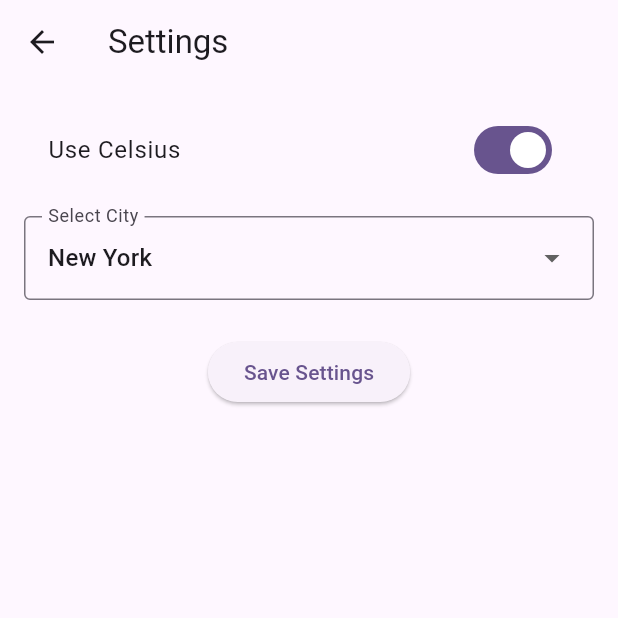
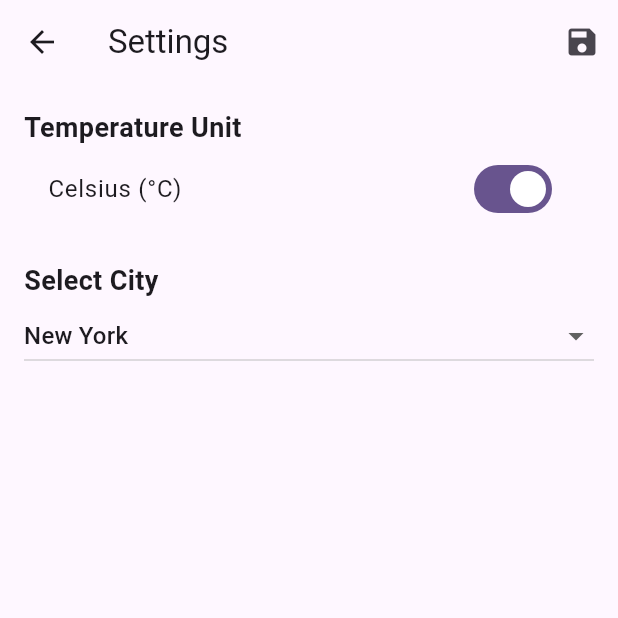
Before and after one commit to palak-glitch/Weather-Forecast-UI, a Flutter app: the SettingsScreen screen opened directly, on a phone screen of 412 x 824 dp, the top half of it. Run offline on Flutter 3.47's test engine with Material 3 defaults, Android fonts, the phone set to English and light mode, and no system bars; drawn by our look-alikes of reactive_forms; our stand-ins replace auto_route, freezed_annotation, lottie, shared_preferences; accounts and stored records are empty.

Commit message:
final Commit

```diff
--- a/lib/data/mock/Sydney_weather.json
+++ b/lib/data/mock/Sydney_weather.json
@@ -2,15 +2,15 @@
   "currentWeather": {
     "city": "Sydney",
     "temperature": 18.5,
-    "conditionCode": "cloudy",
-    "conditionDescription": "Cloudy",
+    "conditionCode": "snow",
+    "conditionDescription": "Snow",
     "humidity": 65,
     "windSpeed": 12.0,
     "windDirection": "NW",
     "feelsLike": 17.0,
     "pressure": 1015.0,
     "visibility": 10.0,
-    "iconId": "cloudy"
+    "iconId": "snow"
   },
   "sevenDayForecast": [
     {
--- a/lib/features/weather/Presentation/Pages/Home_Screen.dart
+++ b/lib/features/weather/Presentation/Pages/Home_Screen.dart
@@ -3,6 +3,7 @@ import 'package:flutter/material.dart';
 import 'package:flutter/services.dart';
 import 'package:provider/provider.dart';
 import '../../../../Provider/Settings_Provider.dart';
+import '../../../../Utils/utils.dart';
 import '../../../../data/models/app_weather_data.dart';
 import '../widgets/ForcastList_widget.dart';
 import '../widgets/current_weather_panel.dart';
@@ -27,11 +28,11 @@ class _HomeScreenState extends State<HomeScreen> {
 
   Future<void> loadMockWeather() async {
     final settings = Provider.of<SettingsProvider>(context, listen: false);
-    String cityKey = settings.selectedCity.toLowerCase().replaceAll(' ', '_');
+    String cityKey = settings.selectedCity.replaceAll(' ', '_');
     try {
       final rawJson = await rootBundle.loadString(
         'lib/data/mock/${cityKey}_weather.json',
-        // 'lib/data/mock/New York_weather.json',
+        // 'lib/data/mock/New_York_weather.json',
       );
       final jsonMap = json.decode(rawJson);
       final data = AppWeatherData.fromJson(jsonMap);
@@ -50,11 +51,9 @@ class _HomeScreenState extends State<HomeScreen> {
     final settings = Provider.of<SettingsProvider>(context);
 
     // Convert the temperature based on isCelsius setting
-    final temperature = settings.isCelsius
-        ? weather?.temperature
-        : (weather?.temperature ?? 0) * 9/5 + 32; // Fahrenheit conversion
+    final temperature = convertTemperature(weather?.temperature, settings.isCelsius);
 
-    final city = settings.selectedCity.isNotEmpty ? settings.selectedCity : weather?.city ?? 'Default City';
+    final city = settings.selectedCity.isNotEmpty ? settings.selectedCity : weather?.city ?? 'New York';
 
     return Scaffold(
       body: Container(
@@ -75,7 +74,7 @@ class _HomeScreenState extends State<HomeScreen> {
                       expandedHeight: 250.0,
                       flexibleSpace: FlexibleSpaceBar(
                         title: Text(
-                          '$city • ${temperature?.toStringAsFixed(1)}°',
+                          '$city • ${temperature.toStringAsFixed(1)}${settings.isCelsius?'°C':'°F'}',
                           // '${weather!.city} • ${weather.temperature.toStringAsFixed(1)}°',
                           style: const TextStyle(color: Colors.black),
                         ),
@@ -93,7 +92,7 @@ class _HomeScreenState extends State<HomeScreen> {
                         IconButton(
                           icon: const Icon(Icons.settings, color: Colors.black),
                           onPressed: () async{
-                            Navigator.push(context, MaterialPageRoute(builder: (context) => SettingsScreen()));
+                            await Navigator.push(context, MaterialPageRoute(builder: (context) => SettingsScreen()));
                             // Navigate to settings
                             await loadMockWeather();
                           },
--- a/lib/features/weather/Presentation/Pages/Settings_Screen.dart
+++ b/lib/features/weather/Presentation/Pages/Settings_Screen.dart
@@ -1,6 +1,6 @@
 import 'package:flutter/material.dart';
-import 'package:reactive_forms/reactive_forms.dart';
-import 'package:shared_preferences/shared_preferences.dart';
+import 'package:provider/provider.dart';
+import '../../../../Provider/Settings_Provider.dart';
 
 class SettingsScreen extends StatefulWidget {
   const SettingsScreen({super.key});
@@ -10,10 +10,9 @@ class SettingsScreen extends StatefulWidget {
 }
 
 class _SettingsScreenState extends State<SettingsScreen> {
-  final form = FormGroup({
-    'isCelsius': FormControl<bool>(value: true),
-    'selectedCity': FormControl<String>(value: 'New York'),
-  });
+  late bool _isCelsius;
+  late String _selectedCity;
+  late bool _symbolFirst;
 
   final List<String> cities = [
     'New York',
@@ -23,63 +22,80 @@ class _SettingsScreenState extends State<SettingsScreen> {
     'Sydney',
   ];
 
+  final List<String> locales = [
+    'en_US',
+    'fr_FR',
+    'de_DE',
+    'hi_IN',
+    'ja_JP',
+  ];
+
   @override
   void initState() {
     super.initState();
-    _loadSettings();
+    final settings = Provider.of<SettingsProvider>(context, listen: false);
+    _isCelsius = settings.isCelsius;
+    _selectedCity = settings.selectedCity;
+    _symbolFirst = settings.temperatureSymbolFirst;
   }
 
-  Future<void> _loadSettings() async {
-    final prefs = await SharedPreferences.getInstance();
-    form.control('isCelsius').value = prefs.getBool('isCelsius') ?? true;
-    form.control('selectedCity').value = prefs.getString('selectedCity') ?? 'New York';
-  }
-
-  Future<void> _saveSettings() async {
-    final prefs = await SharedPreferences.getInstance();
-    await prefs.setBool('isCelsius', form.control('isCelsius').value);
-    await prefs.setString('selectedCity', form.control('selectedCity').value);
-    ScaffoldMessenger.of(context).showSnackBar(
-      const SnackBar(content: Text('Settings saved successfully.')),
-    );
-    // You can also trigger weather data update here based on the city
+  void _saveSettings() {
+    Provider.of<SettingsProvider>(context, listen: false)
+        .updateSettings(_isCelsius, _selectedCity, _symbolFirst);
+    Navigator.pop(context); // Go back to HomeScreen
   }
 
   @override
   Widget build(BuildContext context) {
     return Scaffold(
-      appBar: AppBar(title: const Text('Settings')),
-      body: ReactiveForm(
-        formGroup: form,
-        child: Padding(
+      appBar: AppBar(
+        title: const Text('Settings'),
+        actions: [
+          IconButton(icon: const Icon(Icons.save), onPressed: _saveSettings),
+        ],
+      ),
+      body: Padding(
         padding: const EdgeInsets.all(16.0),
         child: Column(
+          crossAxisAlignment: CrossAxisAlignment.start,
           children: [
-              ReactiveSwitchListTile(
-                formControlName: 'isCelsius',
-                title: const Text('Use Celsius'),
+            const Text(
+              'Temperature Unit',
+              style: TextStyle(fontSize: 18, fontWeight: FontWeight.bold),
             ),
-              const SizedBox(height: 16),
-              ReactiveDropdownField<String>(
-                formControlName: 'selectedCity',
-                decoration: const InputDecoration(
-                  labelText: 'Select City',
-                  border: OutlineInputBorder(),
+            SwitchListTile(
+              title: Text(_isCelsius ? 'Celsius (°C)' : 'Fahrenheit (°F)'),
+              value: _isCelsius,
+              onChanged: (value) {
+                setState(() {
+                  _isCelsius = value;
+                });
+              },
             ),
-                items: cities
-                    .map((city) => DropdownMenuItem(
-                  value: city,
-                  child: Text(city),
-                ))
+            const SizedBox(height: 20),
+            const Text(
+              'Select City',
+              style: TextStyle(fontSize: 18, fontWeight: FontWeight.bold),
+            ),
+            DropdownButton<String>(
+              isExpanded: true,
+              value: _selectedCity,
+              onChanged: (value) {
+                if (value != null) {
+                  setState(() {
+                    _selectedCity = value;
+                  });
+                }
+              },
+              items:
+                  cities
+                      .map(
+                        (city) =>
+                            DropdownMenuItem(value: city, child: Text(city)),
+                      )
                       .toList(),
             ),
-              const SizedBox(height: 24),
-              ElevatedButton(
-                onPressed: _saveSettings,
-                child: const Text('Save Settings'),
-              )
           ],
-          ),
         ),
       ),
     );
--- a/lib/features/weather/Presentation/widgets/weatherBackgroundAnimation.dart
+++ b/lib/features/weather/Presentation/widgets/weatherBackgroundAnimation.dart
@@ -14,8 +14,9 @@ class WeatherAnimatedBackground extends StatelessWidget {
         return 'assets/lottie/cloudy.json';
       case 'snow':
         return 'assets/lottie/snow.json';
-      // case 'clear':
-      case 'sunny':
+      case 'clear':
+      // case 'sunny':
+        return 'assets/lottie/sunny.json';
       default:
         return 'assets/lottie/sunny.json';
     }
--- a/lib/main.dart
+++ b/lib/main.dart
@@ -1,5 +1,6 @@
 import 'package:flutter/material.dart';
 import 'package:provider/provider.dart';
+
 import 'Provider/Settings_Provider.dart';
 import 'Services/Settings_Service.dart';
 import 'features/weather/Presentation/Pages/Home_Screen.dart';
```
Also changed, not shown: lib/Provider/Settings_Provider.dart (+8 -3 lines), lib/Provider/Weather_Provider.dart (deleted, +0 -39 lines), lib/Services/Settings_Service.dart (+9 -2 lines), lib/Utils/utils.dart (added, +22 -0 lines), lib/features/weather/Presentation/Pages/Forecast_Detail_Screen.dart (+13 -5 lines), lib/features/weather/Presentation/widgets/ForcastList_widget.dart (+5 -3 lines), pubspec.yaml (+6 -3 lines), lib/data/mock/New_York_weather.json (renamed from lib/data/mock/New York_weather.json), pubspec.lock. Lines whose indentation alone changed are shown as unchanged.
